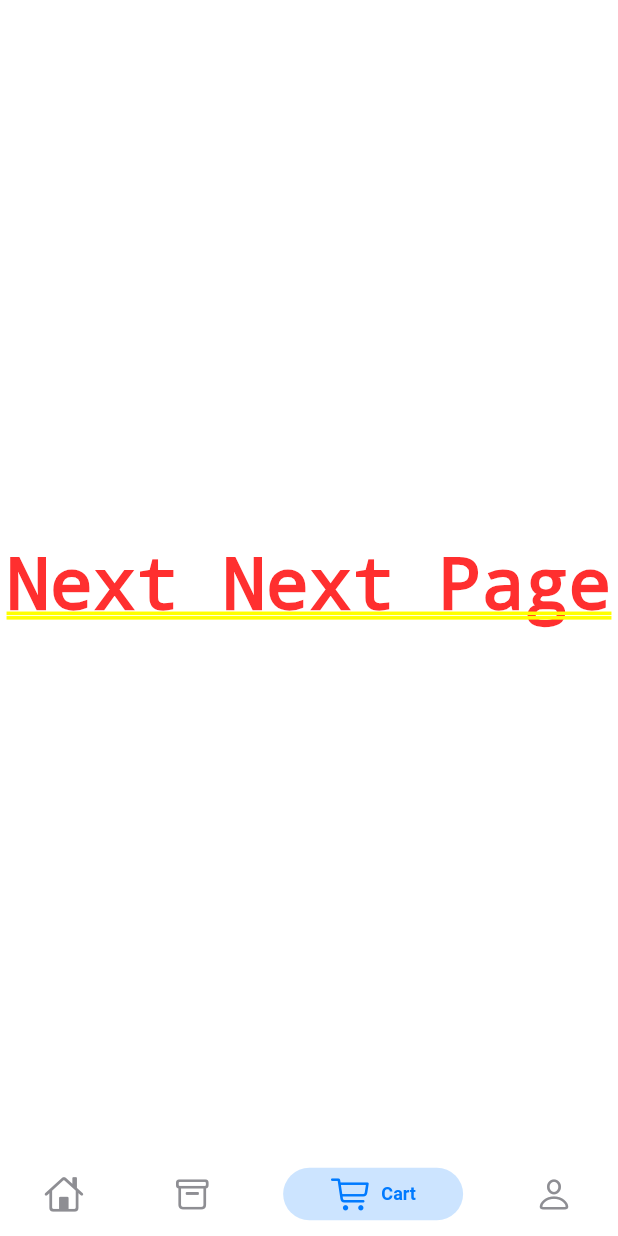
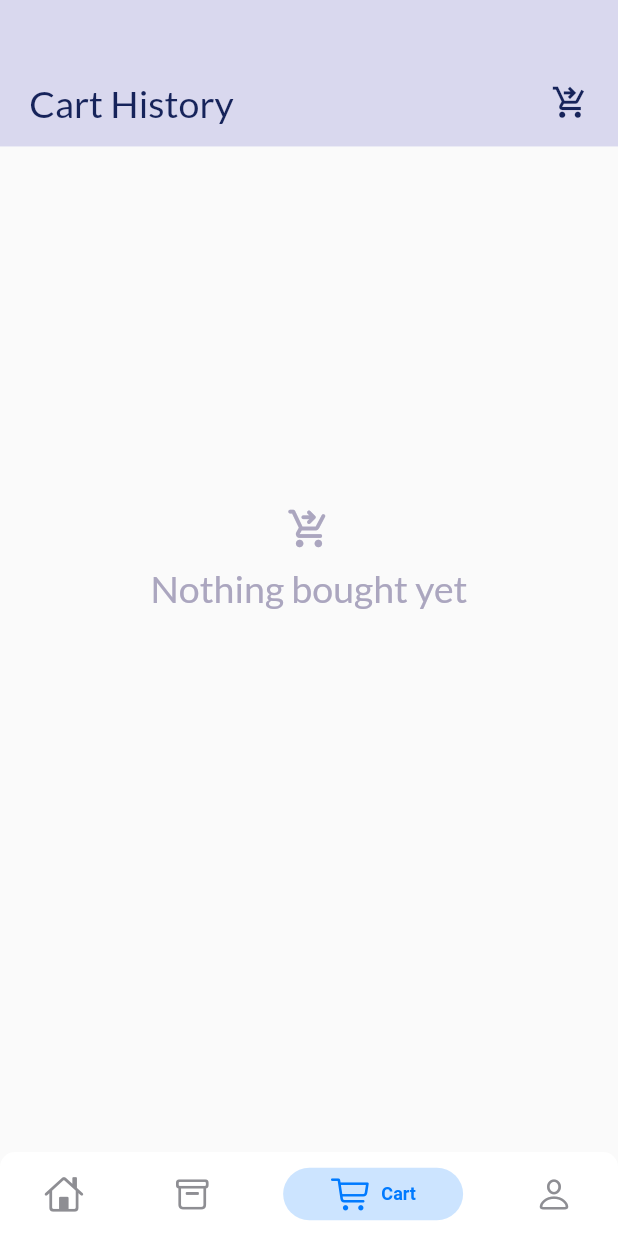
Before and after one commit to Art101-ui/Ecommerce_app, a Flutter app: the screen it shows after launch, item 3 of the bottom bar chosen, on a phone screen of 412 x 824 dp. Run offline on Flutter 3.47's test engine with Material 2 defaults, Android fonts, the phone set to English and light mode, and no system bars; drawn by our look-alikes of persistent_bottom_nav_bar; our stand-ins replace dots_indicator, get, shared_preferences; network calls fail.

Commit message:
feat: add cart history to order list

```diff
--- /dev/null
+++ b/lib/base/no_data_page.dart
@@ -0,0 +1,44 @@
+// ignore_for_file: public_member_api_docs, sort_constructors_first
+import 'package:flutter/material.dart';
+import 'package:flutter/src/foundation/key.dart';
+import 'package:flutter/src/widgets/framework.dart';
+import 'package:flutter/widgets.dart';
+import 'package:todo_app/utilis/colors.dart';
+import 'package:todo_app/utilis/dimensions.dart';
+import 'package:todo_app/widgets/big_text.dart';
+import 'package:todo_app/widgets/small_text.dart';
+
+class NoDataPage extends StatelessWidget {
+  final IconData icon;
+
+  final String text;
+
+  const NoDataPage({
+    Key? key,
+    required this.icon,
+    required this.text,
+  }) : super(key: key);
+
+  @override
+  Widget build(BuildContext context) {
+    return Column(
+      mainAxisAlignment: MainAxisAlignment.center,
+      crossAxisAlignment: CrossAxisAlignment.center,
+      children: [
+        Icon(
+          icon,
+          size: 30,
+          color: AppColors.textColor,
+        ),
+        SizedBox(
+          height: 10,
+        ),
+        BigText(
+          text: text,
+          size: 25,
+          color: AppColors.textColor,
+        )
+      ],
+    );
+  }
+}
--- a/lib/data/controllers/cartControllers.dart
+++ b/lib/data/controllers/cartControllers.dart
@@ -61,6 +61,11 @@ class CartControllers extends GetxController {
     update();
   }
 
+  void addCartToList() {
+    cartRepo.addCartToList(getItems);
+    update();
+  }
+
   bool existInCart(ProductsModel productModel) {
     if (_items.containsKey(productModel.id)) {
       return true;
@@ -109,14 +114,34 @@ class CartControllers extends GetxController {
 
   List<CartModel> getCartTotal() {
     setCart = cartRepo.getCartList();
+    print('Length of item in storage' + storageItems.length.toString());
     return storageItems;
   }
 
   set setCart(List<CartModel> items) {
     storageItems = items;
-
+    print('Length of item in storage' + storageItems.length.toString());
     for (var i = 0; i < storageItems.length; i++) {
       _items.putIfAbsent(storageItems[i].product!.id!, () => storageItems[i]);
     }
   }
+
+  set orderTime(Map<int, CartModel> items) {
+    _items = {};
+    _items = items;
+  }
+
+  void addToCartHistoryList() {
+    cartRepo.addToCartHistory();
+    clear();
+  }
+
+  List<CartModel> getToCartHistory() {
+    return cartRepo.getCartHistoryList();
+  }
+
+  void clear() {
+    _items = {};
+    update();
+  }
 }
--- a/lib/data/repository/cartRepo.dart
+++ b/lib/data/repository/cartRepo.dart
@@ -10,16 +10,20 @@ class CartRepo {
   CartRepo({required this.sharedPreferences});
 
   List<String> _cart = [];
+  List<String> _cartHistory = [];
 
   void addCartToList(List<CartModel> cartList) {
+    // sharedPreferences.remove(APPCONSTANTS.CartList);
+    // sharedPreferences.remove(APPCONSTANTS.CartHistoryList);
+    var time = DateTime.now().toString();
     _cart = [];
 
     cartList.forEach((element) {
+      element.time = time;
       _cart.add(jsonEncode(element));
     });
 
     sharedPreferences.setStringList(APPCONSTANTS.CartList, _cart);
-    getCartList();
   }
 
   List<CartModel> getCartList() {
@@ -32,10 +36,43 @@ class CartRepo {
 
     List<CartModel> cartModel = [];
 
-    cartString.forEach((element) => CartModel.fromJson(jsonDecode(element)));
+    cartString.forEach(
+        (element) => cartModel.add(CartModel.fromJson(jsonDecode(element))));
 
     return cartModel;
   }
 
+  void addToCartHistory() {
+    _cart.forEach((element) {
+      _cartHistory.add(element);
+    });
+    removeCart();
+    print('history' + _cartHistory.length.toString());
+    sharedPreferences.setStringList(APPCONSTANTS.CartHistoryList, _cartHistory);
 
+    for (var i = 0; i < getCartHistoryList().length; i++) {
+      print("Time of order is " + getCartHistoryList()[i].time.toString());
+    }
+    print(getCartHistoryList());
+  }
+
+  void removeCart() {
+    _cart = [];
+    sharedPreferences.remove(APPCONSTANTS.CartList);
+  }
+
+  List<CartModel> getCartHistoryList() {
+    if (sharedPreferences.containsKey(APPCONSTANTS.CartHistoryList)) {
+      _cartHistory = [];
+      _cartHistory =
+          sharedPreferences.getStringList(APPCONSTANTS.CartHistoryList)!;
+      print("Cart List length is " + _cartHistory.length.toString());
+    }
+    List<CartModel> cartHistoryList = [];
+
+    _cartHistory.forEach((element) =>
+        cartHistoryList.add(CartModel.fromJson(jsonDecode(element))));
+
+    return cartHistoryList;
+  }
 }
--- /dev/null
+++ b/lib/screens/cart/cart_history.dart
@@ -0,0 +1,230 @@
+import 'dart:convert';
+
+import 'package:flutter/material.dart';
+import 'package:get/get.dart';
+import 'package:intl/intl.dart';
+import 'package:todo_app/base/no_data_page.dart';
+import 'package:todo_app/data/controllers/cartControllers.dart';
+import 'package:todo_app/models/cart_models.dart';
+import 'package:todo_app/screens/routes/routes_help.dart';
+import 'package:todo_app/utilis/colors.dart';
+import 'package:todo_app/utilis/constants.dart';
+import 'package:todo_app/utilis/dimensions.dart';
+import 'package:todo_app/widgets/app_icon.dart';
+import 'package:todo_app/widgets/big_text.dart';
+import 'package:todo_app/widgets/small_text.dart';
+
+class CartHistory extends StatelessWidget {
+  CartHistory({super.key});
+  List<CartModel> getCartHistory =
+      Get.find<CartControllers>().getToCartHistory().reversed.toList();
+
+  @override
+  Widget build(BuildContext context) {
+    Map<String, int> cartItemsByOrder = {};
+
+    for (int i = 0; i < getCartHistory.length; i++) {
+      if (cartItemsByOrder.containsKey(getCartHistory[i].time)) {
+        cartItemsByOrder.update(getCartHistory[i].time!, (value) => ++value);
+      } else {
+        cartItemsByOrder.putIfAbsent(getCartHistory[i].time!, () => 1);
+      }
+    }
+
+    List<int> cartItemsByOrderList() {
+      return cartItemsByOrder.entries.map((e) => e.value).toList();
+    }
+
+    List<String> cartTimeByOrderList() {
+      return cartItemsByOrder.entries.map((e) => e.key).toList();
+    }
+
+    List<int> itemsByOrder = cartItemsByOrderList();
+
+    int listCount = 0;
+
+    Widget timeWidget(int index) {
+      var outputDate = DateTime.now().toString();
+      if (index < getCartHistory.length) {
+        var inputFormat = DateFormat('yyyy-MM-dd  HH:mm:ss');
+        var inputDate =
+            DateTime.parse(getCartHistory[listCount].time.toString());
+        var outputFormat = DateFormat('MM/dd/yyyy  hh:mm a');
+        var outputDate = outputFormat.format(inputDate);
+      }
+      return BigText(text: outputDate);
+    }
+
+    return Scaffold(
+        body: Column(children: [
+      Container(
+        height: Dimensions.height10 * 10,
+        width: double.maxFinite,
+        color: AppColors.buttonBackgroundColor,
+        padding: EdgeInsets.only(
+            top: Dimensions.height10 * 4,
+            left: Dimensions.height20,
+            right: Dimensions.height20),
+        child: Row(
+          mainAxisAlignment: MainAxisAlignment.spaceBetween,
+          children: [
+            BigText(
+              text: "Cart History",
+              color: AppColors.mainColor,
+              size: 25,
+            ),
+            Icon(
+              Icons.shopping_cart_checkout_outlined,
+              size: 25,
+              color: AppColors.mainColor,
+            )
+          ],
+        ),
+      ),
+      GetBuilder<CartControllers>(builder: (cartControllers) {
+        return cartControllers.getToCartHistory().isNotEmpty
+            ? Expanded(
+                child: Container(
+                  padding: EdgeInsets.only(
+                      top: Dimensions.height10 * 2,
+                      left: Dimensions.height20,
+                      right: Dimensions.height20),
+                  child: MediaQuery.removePadding(
+                    context: context,
+                    removeTop: true,
+                    child: ListView(
+                      children: [
+                        for (int i = 0; i < itemsByOrder.length; i++)
+                          Container(
+                            height: Dimensions.height10 * 13,
+                            padding:
+                                EdgeInsets.only(bottom: Dimensions.height20),
+                            child: Column(
+                              crossAxisAlignment: CrossAxisAlignment.start,
+                              children: [
+                                timeWidget(listCount),
+                                SizedBox(
+                                  height: Dimensions.height10 / 2,
+                                ),
+                                Row(
+                                  mainAxisAlignment:
+                                      MainAxisAlignment.spaceBetween,
+                                  children: [
+                                    Wrap(
+                                      children: List.generate(itemsByOrder[i],
+                                          (index) {
+                                        if (listCount < getCartHistory.length) {
+                                          listCount++;
+                                        }
+                                        return index <= 2
+                                            ? Container(
+                                                margin: EdgeInsets.only(
+                                                    right: Dimensions.width10 /
+                                                        4),
+                                                height: Dimensions.height20 * 4,
+                                                width: Dimensions.width20 * 4,
+                                                decoration: BoxDecoration(
+                                                    borderRadius:
+                                                        BorderRadius.all(
+                                                            Radius.circular(5)),
+                                                    image: DecorationImage(
+                                                        fit: BoxFit.cover,
+                                                        image: NetworkImage(
+                                                            APPCONSTANTS
+                                                                    .baseUrl +
+                                                                APPCONSTANTS
+                                                                    .uploads +
+                                                                getCartHistory[
+                                                                        listCount -
+                                                                            1]
+                                                                    .img
+                                                                    .toString()))))
+                                            : Container();
+                                      }),
+                                    ),
+                                    Container(
+                                      height: Dimensions.height20 * 4,
+                                      child: Column(
+                                        mainAxisAlignment:
+                                            MainAxisAlignment.spaceEvenly,
+                                        crossAxisAlignment:
+                                            CrossAxisAlignment.end,
+                                        children: [
+                                          SmallText(text: 'Total'),
+                                          BigText(
+                                              text: itemsByOrder[i] == 1
+                                                  ? '${itemsByOrder[i]} item'
+                                                  : '${itemsByOrder[i]} items'),
+                                          GestureDetector(
+                                            onTap: () {
+                                              var orderTime =
+                                                  cartTimeByOrderList();
+                                              Map<int, CartModel> recallOrder =
+                                                  {};
+                                              for (var j = 0;
+                                                  j < getCartHistory.length;
+                                                  j++) {
+                                                if (orderTime[i] ==
+                                                    getCartHistory[j].time) {
+                                                  recallOrder.putIfAbsent(
+                                                      getCartHistory[j].id!,
+                                                      () {
+                                                    return getCartHistory[j];
+                                                  });
+                                                  // print(CartModel.fromJson(jsonDecode(
+                                                  //     jsonEncode(getCartHistory[i]))));
+                                                  Get.find<CartControllers>()
+                                                      .orderTime = recallOrder;
+                                                  Get.find<CartControllers>()
+                                                      .addCartToList();
+
+                                                  Get.toNamed(RoutesHelper
+                                                      .getCartPage());
+                                                }
+                                              }
+                                            },
+                                            child: Container(
+                                              padding: EdgeInsets.symmetric(
+                                                  horizontal:
+                                                      Dimensions.width10,
+                                                  vertical:
+                                                      Dimensions.height10 / 2),
+                                              decoration: BoxDecoration(
+                                                  border: Border.all(
+                                                      width: 1,
+                                                      color:
+                                                          AppColors.mainColor),
+                                                  borderRadius:
+                                                      BorderRadius.all(
+                                                          Radius.circular(5))),
+                                              child: SmallText(
+                                                text: 'Add to cart',
+                                                color: AppColors.mainColor,
+                                              ),
+                                            ),
+                                          )
+                                        ],
+                                      ),
+                                    )
+                                  ],
+                                )
+                              ],
+                            ),
+                          )
+                      ],
+                    ),
+                  ),
+                ),
+              )
+            : Center(
+                child: SizedBox(
+                  height: MediaQuery.of(context).size.height / 1.5,
+                  child: const NoDataPage(
+                      icon: Icons.shopping_cart_checkout_rounded,
+                      text: 'Nothing bought yet'),
+                ),
+              );
+      })
+    ]));
+  }
+}
--- a/lib/screens/home/home_page.dart
+++ b/lib/screens/home/home_page.dart
@@ -1,6 +1,7 @@
 import 'package:flutter/cupertino.dart';
 import 'package:flutter/material.dart';
 import 'package:persistent_bottom_nav_bar/persistent_tab_view.dart';
+import 'package:todo_app/screens/cart/cart_history.dart';
 import 'package:todo_app/screens/home/main_car_page.dart';
 import 'package:todo_app/utilis/colors.dart';
 
@@ -16,8 +17,6 @@ class _HomePageState extends State<HomePage> {
 
   late PersistentTabController _controller;
   late bool _hideNavBar;
-
-
 
   void onTapNav(int index) {
     setState(() {
@@ -39,10 +38,7 @@ class _HomePageState extends State<HomePage> {
         alignment: Alignment.center,
         child: Text('Next Page'),
       ),
-      Container(
-        alignment: Alignment.center,
-        child: Text('Next Next Page'),
-      ),
+      CartHistory(),
       Container(
         alignment: Alignment.center,
         child: Text('Next Next Next Page'),
--- a/lib/utilis/constants.dart
+++ b/lib/utilis/constants.dart
@@ -1,8 +1,9 @@
 class APPCONSTANTS {
-  static const String baseUrl= "http://mvs.bslmeiyu.com";
-  static const String productUri= "/api/v1/products/popular";
-  static const String recommendedUri= "/api/v1/products/recommended";
-  static const String uploads= "/uploads/";
-  static const String token= "token";
-  static const String CartList= "Cart_list";
+  static const String baseUrl = "http://127.0.0.1:8000";
+  static const String productUri = "/api/v1/products/popular";
+  static const String recommendedUri = "/api/v1/products/recommended";
+  static const String uploads = "/uploads/";
+  static const String token = "token";
+  static const String CartList = "Cart_list";
+  static const String CartHistoryList = "Cart_History_list";
 }
--- a/pubspec.yaml
+++ b/pubspec.yaml
@@ -38,6 +38,7 @@ dependencies:
   # Use with the CupertinoIcons class for iOS style icons.
   cupertino_icons: ^1.0.2
   persistent_bottom_nav_bar: ^5.0.2
+  intl: ^0.18.1
 
 dev_dependencies:
   flutter_test:
```
Also changed, not shown: lib/screens/cart/cart_page.dart (+25 -29 lines), pubspec.lock.
